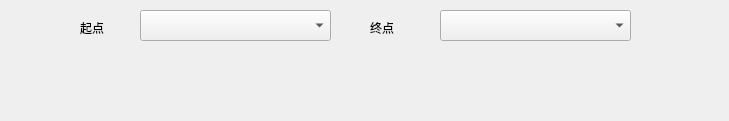
First picture: the form in findpathwidget.ui, repository skleaves/CampusNav, before the edit.
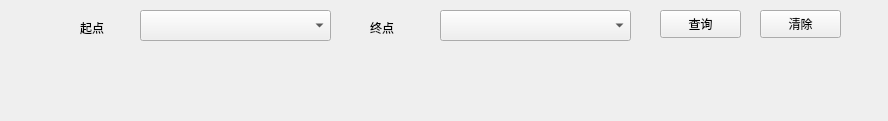
Second picture: the form after the edit.

```diff
--- a/findpathwidget.ui
+++ b/findpathwidget.ui
@@ -6,7 +6,7 @@
    <rect>
     <x>0</x>
     <y>0</y>
-    <width>729</width>
+    <width>888</width>
     <height>121</height>
    </rect>
   </property>
@@ -65,6 +65,32 @@
     <string>起点</string>
    </property>
   </widget>
+  <widget class="QPushButton" name="pushBtnFind">
+   <property name="geometry">
+    <rect>
+     <x>660</x>
+     <y>10</y>
+     <width>81</width>
+     <height>28</height>
+    </rect>
+   </property>
+   <property name="text">
+    <string>查询</string>
+   </property>
+  </widget>
+  <widget class="QPushButton" name="pushBtnClear">
+   <property name="geometry">
+    <rect>
+     <x>760</x>
+     <y>10</y>
+     <width>81</width>
+     <height>28</height>
+    </rect>
+   </property>
+   <property name="text">
+    <string>清除</string>
+   </property>
+  </widget>
  </widget>
  <resources/>
  <connections/>
```
